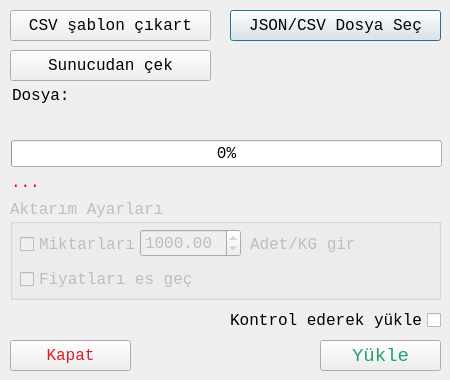
mamoo81/bhss, file toplustokyukledialog.ui: the form before one commit.
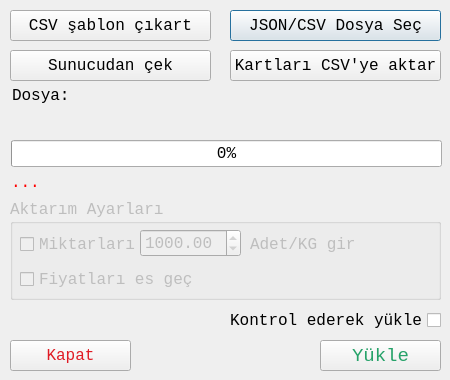
The form after the commit.

Patch:
```diff
--- a/toplustokyukledialog.ui
+++ b/toplustokyukledialog.ui
@@ -268,6 +268,19 @@
     <string>Sunucudan çek</string>
    </property>
   </widget>
+  <widget class="QPushButton" name="CSVyeAktarpushButton">
+   <property name="geometry">
+    <rect>
+     <x>230</x>
+     <y>50</y>
+     <width>211</width>
+     <height>31</height>
+    </rect>
+   </property>
+   <property name="text">
+    <string>Kartları CSV'ye aktar</string>
+   </property>
+  </widget>
  </widget>
  <resources/>
  <connections/>
```
